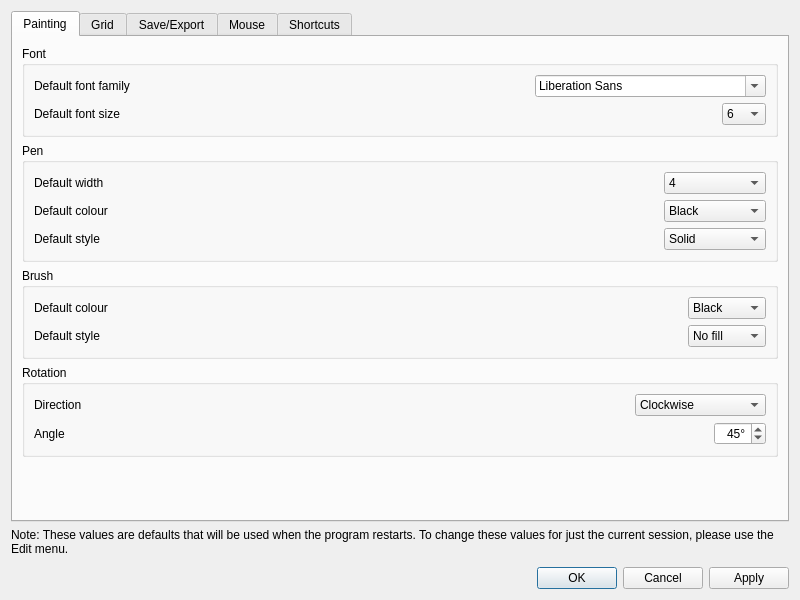
Qt form src/gui/ycircuit_optionsWindow.ui (mclaughlinconnor/ycircuit) before a commit.
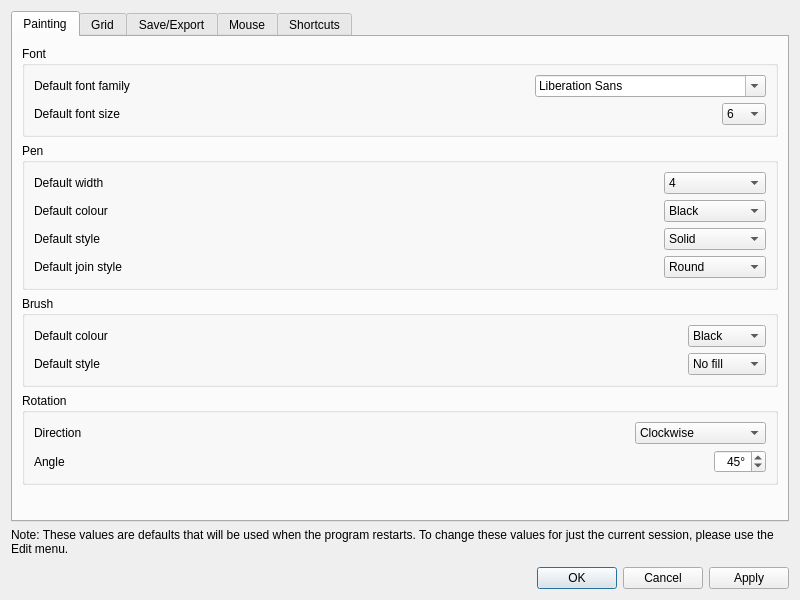
The same form after that commit.

Commit message: Added option to change pen join style between round, miter and bevel

```diff
--- a/src/gui/ycircuit_optionsWindow.ui
+++ b/src/gui/ycircuit_optionsWindow.ui
@@ -391,6 +391,45 @@
               </property>
              </spacer>
             </item>
+            <item row="3" column="0">
+             <widget class="QLabel" name="label_36">
+              <property name="text">
+               <string>Default join style</string>
+              </property>
+             </widget>
+            </item>
+            <item row="3" column="1">
+             <spacer name="horizontalSpacer_36">
+              <property name="orientation">
+               <enum>Qt::Horizontal</enum>
+              </property>
+              <property name="sizeHint" stdset="0">
+               <size>
+                <width>40</width>
+                <height>20</height>
+               </size>
+              </property>
+             </spacer>
+            </item>
+            <item row="3" column="2">
+             <widget class="QComboBox" name="comboBox_penJoinStyle">
+              <item>
+               <property name="text">
+                <string>Round</string>
+               </property>
+              </item>
+              <item>
+               <property name="text">
+                <string>Miter</string>
+               </property>
+              </item>
+              <item>
+               <property name="text">
+                <string>Bevel</string>
+               </property>
+              </item>
+             </widget>
+            </item>
            </layout>
           </item>
          </layout>
```
Left out of the diff: 2 changed lines with no effect on the pictures. The commit also changes 14 other files.
